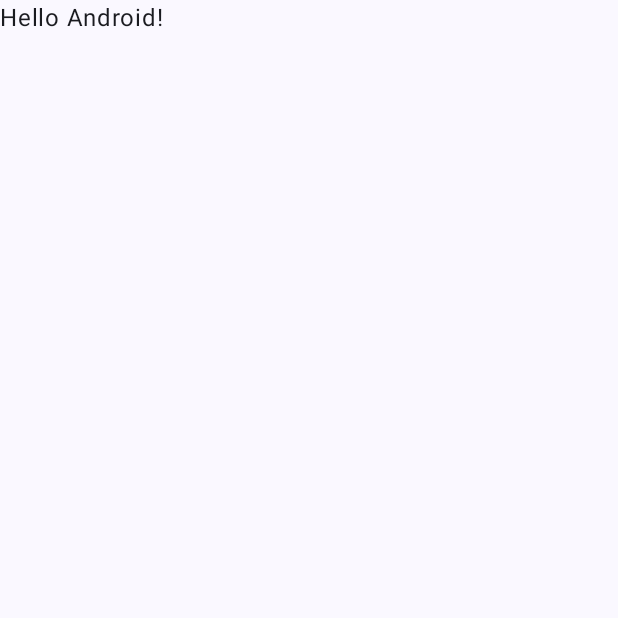
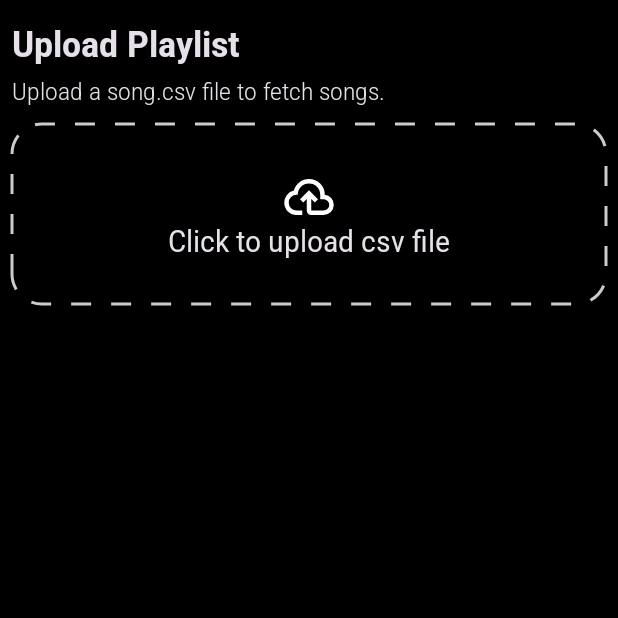
Before and after one commit to manishjajoriya/offline_listen, an Android app built with Jetpack Compose: the screen it shows after launch (MainActivity), on a phone screen of 412 x 824 dp, the top half of it. Before the commit the part shown is almost empty. Run offline under Robolectric (Android 15) with nearby library versions, the phone set to English and light mode, and no system bars.

Commit message:
Implement home screen

```diff
--- a/app/src/main/java/com/manishjajoriya/transferlisten/MainActivity.kt
+++ b/app/src/main/java/com/manishjajoriya/transferlisten/MainActivity.kt
@@ -7,10 +7,8 @@ import androidx.activity.enableEdgeToEdge
 import androidx.compose.foundation.layout.fillMaxSize
 import androidx.compose.foundation.layout.padding
 import androidx.compose.material3.Scaffold
-import androidx.compose.material3.Text
-import androidx.compose.runtime.Composable
 import androidx.compose.ui.Modifier
-import androidx.compose.ui.tooling.preview.Preview
+import com.manishjajoriya.transferlisten.presentation.homeScreen.HomeScreen
 import com.manishjajoriya.transferlisten.ui.theme.TransferListenTheme
 
 class MainActivity : ComponentActivity() {
@@ -20,8 +18,7 @@ class MainActivity : ComponentActivity() {
     setContent {
       TransferListenTheme {
         Scaffold(modifier = Modifier.fillMaxSize()) { innerPadding ->
-          Greeting(
-            name = "Android",
+          HomeScreen(
             modifier = Modifier.padding(innerPadding)
           )
         }
@@ -29,19 +26,3 @@ class MainActivity : ComponentActivity() {
     }
   }
 }
-
-@Composable
-fun Greeting(name: String, modifier: Modifier = Modifier) {
-  Text(
-    text = "Hello $name!",
-    modifier = modifier
-  )
-}
-
-@Preview(showBackground = true)
-@Composable
-fun GreetingPreview() {
-  TransferListenTheme {
-    Greeting("Android")
-  }
-}
--- /dev/null
+++ b/app/src/main/java/com/manishjajoriya/transferlisten/presentation/homeScreen/HomeScreen.kt
@@ -0,0 +1,85 @@
+package com.manishjajoriya.transferlisten.presentation.homeScreen
+
+import androidx.compose.foundation.Image
+import androidx.compose.foundation.layout.Arrangement
+import androidx.compose.foundation.layout.Column
+import androidx.compose.foundation.layout.Spacer
+import androidx.compose.foundation.layout.fillMaxWidth
+import androidx.compose.foundation.layout.height
+import androidx.compose.foundation.layout.padding
+import androidx.compose.foundation.layout.size
+import androidx.compose.material3.Text
+import androidx.compose.runtime.Composable
+import androidx.compose.ui.Alignment
+import androidx.compose.ui.Modifier
+import androidx.compose.ui.draw.drawBehind
+import androidx.compose.ui.graphics.Color
+import androidx.compose.ui.graphics.PathEffect
+import androidx.compose.ui.graphics.drawscope.Stroke
+import androidx.compose.ui.res.painterResource
+import androidx.compose.ui.text.TextStyle
+import androidx.compose.ui.text.font.FontWeight
+import androidx.compose.ui.unit.dp
+import com.manishjajoriya.transferlisten.R
+import com.manishjajoriya.transferlisten.utils.Constants
+
+@Composable
+fun HomeScreen(modifier: Modifier) {
+
+  Column(modifier = modifier.padding(start = 8.dp, end = 8.dp)) {
+    Spacer(
+      Modifier
+        .height(Constants.largePadding)
+        .fillMaxWidth()
+    )
+    Text(
+      text = "Upload Playlist", style = TextStyle(
+        fontSize = Constants.largeFontSize,
+        fontWeight = FontWeight.Bold,
+        fontFamily = Constants.customFont
+      )
+    )
+    Spacer(Modifier.height(Constants.smallPadding))
+    Text(
+      text = "Upload a song.csv file to fetch songs.", style = TextStyle(
+        fontSize = Constants.smallFontSize,
+        fontWeight = FontWeight.Light,
+        fontFamily = Constants.customFont
+      )
+    )
+    Spacer(Modifier.height(Constants.mediumPadding))
+
+    Column(
+      modifier = Modifier
+        .height(120.dp)
+        .fillMaxWidth()
+        .drawBehind {
+          val strokeWidth = 2.dp.toPx()
+          val cornerRadius = 20.dp.toPx()
+          val pathEffect = PathEffect.dashPathEffect(floatArrayOf(20f, 20f), 0f)
+          drawRoundRect(
+            color = Color.LightGray,
+            style = Stroke(width = strokeWidth, pathEffect = pathEffect),
+            cornerRadius = androidx.compose.ui.geometry.CornerRadius(cornerRadius, cornerRadius)
+          )
+        },
+      horizontalAlignment = Alignment.CenterHorizontally,
+      verticalArrangement = Arrangement.Center
+    ) {
+      Image(
+        modifier = Modifier.size(36.dp),
+        painter = painterResource(R.drawable.outlined_cloud_upload),
+        contentDescription = "upload"
+      )
+      Text(
+        text = "Click to upload csv file",
+        style = TextStyle(
+          fontSize = Constants.mediumFontSize,
+          fontWeight = FontWeight.Normal,
+          fontFamily = Constants.customFont
+        )
+      )
+    }
+
+  }
+}
--- a/app/src/main/java/com/manishjajoriya/transferlisten/ui/theme/Color.kt
+++ b/app/src/main/java/com/manishjajoriya/transferlisten/ui/theme/Color.kt
@@ -9,3 +9,8 @@ val Pink80 = Color(0xFFEFB8C8)
 val Purple40 = Color(0xFF6650a4)
 val PurpleGrey40 = Color(0xFF625b71)
 val Pink40 = Color(0xFF7D5260)
+
+val Background = Color(0xFF000000)
+val Light = Color(0xFFEBEBEB)
+val Pink = Color(0xFFDB2777)
+val Blue = Color(0xFF2563EB)
--- a/app/src/main/java/com/manishjajoriya/transferlisten/ui/theme/Theme.kt
+++ b/app/src/main/java/com/manishjajoriya/transferlisten/ui/theme/Theme.kt
@@ -1,58 +1,18 @@
 package com.manishjajoriya.transferlisten.ui.theme
 
-import android.app.Activity
-import android.os.Build
-import androidx.compose.foundation.isSystemInDarkTheme
 import androidx.compose.material3.MaterialTheme
 import androidx.compose.material3.darkColorScheme
-import androidx.compose.material3.dynamicDarkColorScheme
-import androidx.compose.material3.dynamicLightColorScheme
-import androidx.compose.material3.lightColorScheme
 import androidx.compose.runtime.Composable
-import androidx.compose.ui.platform.LocalContext
 
 private val DarkColorScheme = darkColorScheme(
-    primary = Purple80,
-    secondary = PurpleGrey80,
-    tertiary = Pink80
-)
-
-private val LightColorScheme = lightColorScheme(
-    primary = Purple40,
-    secondary = PurpleGrey40,
-    tertiary = Pink40
-
-    /* Other default colors to override
-    background = Color(0xFFFFFBFE),
-    surface = Color(0xFFFFFBFE),
-    onPrimary = Color.White,
-    onSecondary = Color.White,
-    onTertiary = Color.White,
-    onBackground = Color(0xFF1C1B1F),
-    onSurface = Color(0xFF1C1B1F),
-    */
+  background = Background
 )
 
 @Composable
 fun TransferListenTheme(
-    darkTheme: Boolean = isSystemInDarkTheme(),
-    // Dynamic color is available on Android 12+
-    dynamicColor: Boolean = true,
-    content: @Composable () -> Unit
+  content: @Composable () -> Unit
 ) {
-    val colorScheme = when {
-        dynamicColor && Build.VERSION.SDK_INT >= Build.VERSION_CODES.S -> {
-            val context = LocalContext.current
-            if (darkTheme) dynamicDarkColorScheme(context) else dynamicLightColorScheme(context)
-        }
-
-        darkTheme -> DarkColorScheme
-        else -> LightColorScheme
-    }
-
-    MaterialTheme(
-        colorScheme = colorScheme,
-        typography = Typography,
-        content = content
-    )
+  MaterialTheme(
+    colorScheme = DarkColorScheme, typography = Typography, content = content
+  )
 }
--- /dev/null
+++ b/app/src/main/java/com/manishjajoriya/transferlisten/utils/Constants.kt
@@ -0,0 +1,39 @@
+package com.manishjajoriya.transferlisten.utils
+
+import androidx.compose.ui.text.font.Font
+import androidx.compose.ui.text.font.FontFamily
+import androidx.compose.ui.text.font.FontWeight
+import androidx.compose.ui.unit.dp
+import androidx.compose.ui.unit.sp
+import com.manishjajoriya.transferlisten.R
+
+object Constants {
+
+  // Padding
+  val extraSmallPadding = 4.dp
+  val smallPadding = 8.dp
+  val mediumPadding = 12.dp
+  val largePadding = 16.dp
+  val extraLargePadding = 24.dp
+
+  // Font size
+  val extraSmallFontSize = 12.sp
+  val smallFontSize = 16.sp
+  val mediumFontSize = 20.sp
+  val largeFontSize = 24.sp
+  val extraLargeFontSize = 28.sp
+  val displayFontSize = 32.sp
+
+  // Custom font
+  val customFont = FontFamily(
+    Font(R.font.roboto_semi_condensed_thin, FontWeight.Thin),
+    Font(R.font.roboto_semi_condensed_extralight, FontWeight.ExtraLight),
+    Font(R.font.roboto_semi_condensed_light, FontWeight.Light),
+    Font(R.font.roboto_semi_condensed_regular, FontWeight.Normal),
+    Font(R.font.roboto_semi_condensed_medium, FontWeight.Medium),
+    Font(R.font.roboto_semi_condensed_semibold, FontWeight.SemiBold),
+    Font(R.font.roboto_semi_condensed_bold, FontWeight.Bold),
+    Font(R.font.roboto_semi_condensed_extrabold, FontWeight.ExtraBold),
+    Font(R.font.roboto_semi_condensed_black, FontWeight.Black)
+  )
+}
--- /dev/null
+++ b/app/src/main/res/drawable/outlined_cloud_upload.xml
@@ -0,0 +1,9 @@
+<vector xmlns:android="http://schemas.android.com/apk/res/android"
+    android:width="24dp"
+    android:height="24dp"
+    android:viewportWidth="960"
+    android:viewportHeight="960">
+    <path
+        android:fillColor="#FFFFFFFF"
+        android:pathData="M260,800q-91,0 -155.5,-63T40,583q0,-78 47,-139t123,-78q25,-92 100,-149t170,-57q117,0 198.5,81.5T760,440q69,8 114.5,59.5T920,620q0,75 -52.5,127.5T740,800L520,800q-33,0 -56.5,-23.5T440,720v-206l-64,62 -56,-56 160,-160 160,160 -56,56 -64,-62v206h220q42,0 71,-29t29,-71 -29,-71 -71,-29h-60v-80q0,-83 -58.5,-141.5T480,240t-141.5,58.5T280,440h-20q-58,0 -99,41t-41,99 41,99 99,41h100v80zM480,520" />
+</vector>
```
Also changed, not shown: app/build.gradle.kts (indentation only), app/src/main/res/font/roboto_semi_condensed_black.ttf (added), app/src/main/res/font/roboto_semi_condensed_bold.ttf (added), app/src/main/res/font/roboto_semi_condensed_extrabold.ttf (added), app/src/main/res/font/roboto_semi_condensed_extralight.ttf (added), app/src/main/res/font/roboto_semi_condensed_light.ttf (added), app/src/main/res/font/roboto_semi_condensed_medium.ttf (added), app/src/main/res/font/roboto_semi_condensed_regular.ttf (added), app/src/main/res/font/roboto_semi_condensed_semibold.ttf (added), app/src/main/res/font/roboto_semi_condensed_thin.ttf (added).
